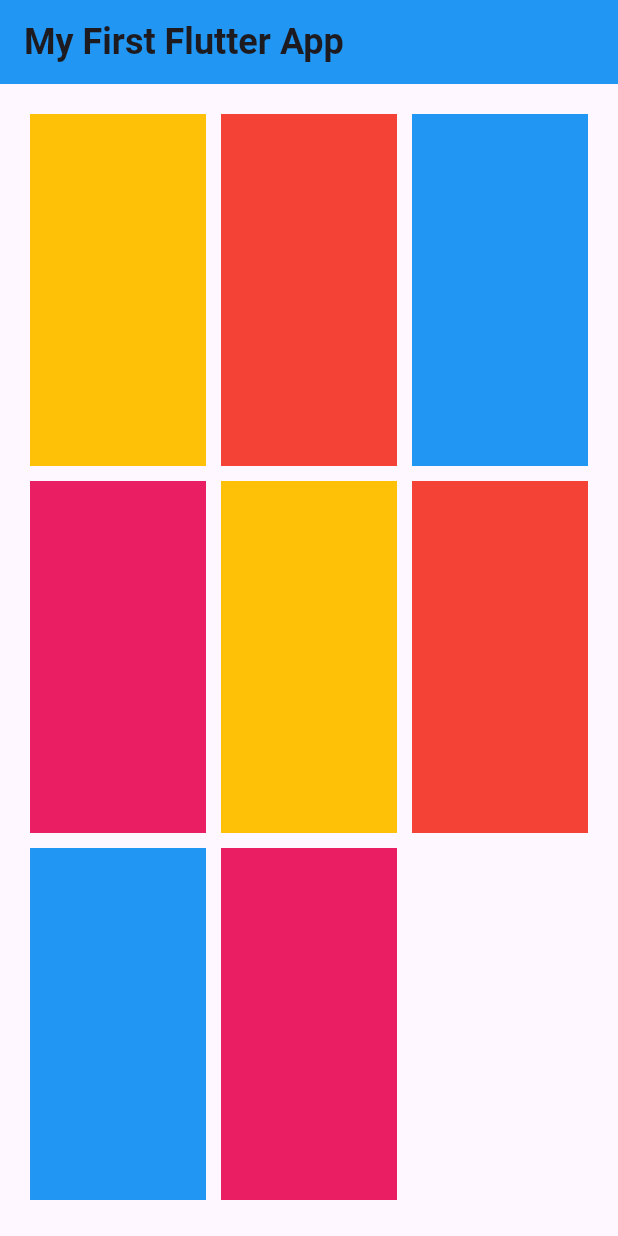
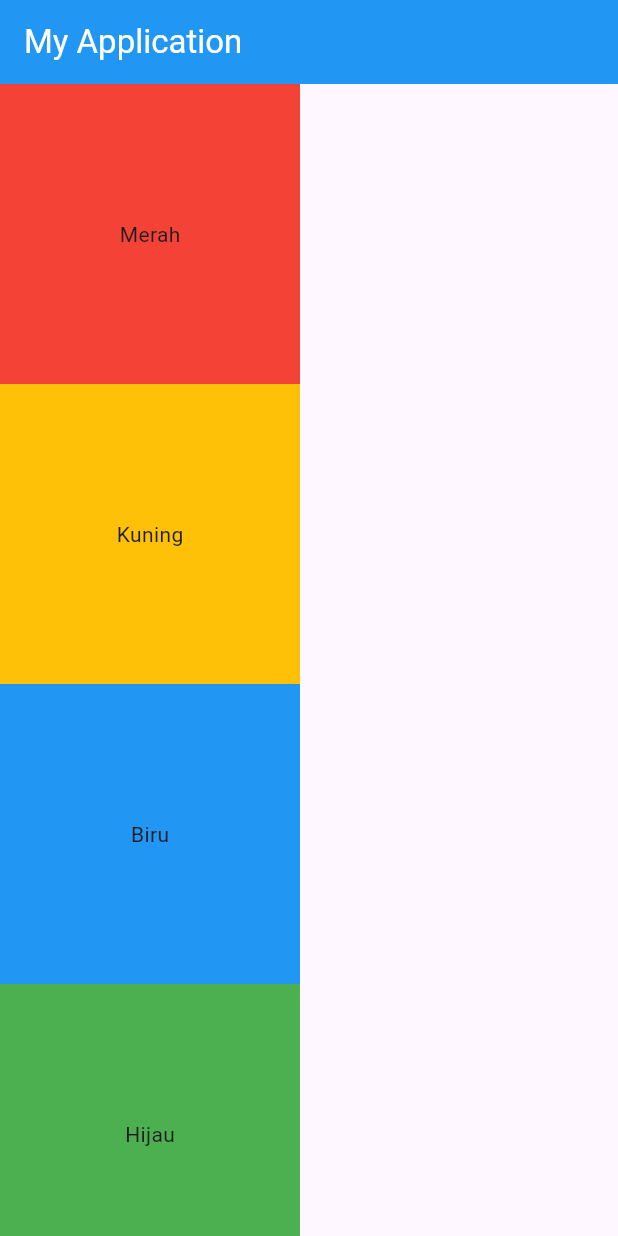
Before and after one commit to danimisme/my_first_flutter, a Flutter app: the screen it shows after launch, on a phone screen of 412 x 824 dp. Run offline on Flutter 3.47's test engine with Material 3 defaults, Android fonts, the phone set to English and light mode, and no system bars.

Commit message:
extract widget and make it reusable

```diff
--- a/lib/main.dart
+++ b/lib/main.dart
@@ -1,7 +1,8 @@
 import "package:flutter/material.dart";
+import "package:my_first_flutter/widgets/kotak_warna.dart";
 
 void main() {
-  runApp(MyApp());
+  runApp(const MyApp());
 }
 
 class MyApp extends StatelessWidget {
@@ -11,56 +12,22 @@ class MyApp extends StatelessWidget {
   Widget build(BuildContext context) {
     return MaterialApp(
       home: Scaffold(
-        appBar: AppBar(
-          title: Text('My First Flutter App' ,
-            style: TextStyle(
-              fontSize: 24,
-              fontWeight: FontWeight.bold,
-            ),
+        appBar: AppBar(title: Text("My Application", style: TextStyle(color: Colors.white)), backgroundColor: Colors.blue),
+        body: SingleChildScrollView(
+          scrollDirection: Axis.vertical,
+          child: Column(
+            children: [
+              KotakWarna(text: "Merah", warna: Colors.red),
+              KotakWarna(text: "Kuning", warna: Colors.amber),
+              KotakWarna(text: "Biru", warna: Colors.blue),
+              KotakWarna(text: "Hijau", warna: Colors.green),
+              KotakWarna(text: "Ungu", warna: Colors.purple),
+              KotakWarna(text: "Coklat", warna: Colors.brown),
+              KotakWarna(text: "Hitam", warna: Colors.black),
+              KotakWarna(text: "Putih", warna: Colors.white),
+            ]
           ),
-          backgroundColor: Colors.blue,
         ),
-        body: GridView(
-          padding: EdgeInsets.only(
-            top: 20,
-            left: 20,
-            right: 20,
-            bottom: 20,
-          ),
-          gridDelegate: SliverGridDelegateWithFixedCrossAxisCount(
-            crossAxisCount: 3,
-            crossAxisSpacing: 10,
-            mainAxisSpacing: 10,
-            childAspectRatio: 1/2,
-          ),
-          children: [
-            Container(
-              color: Colors.amber,
-            ),
-            Container(
-              color: Colors.red,
-            ),
-            Container(
-              color: Colors.blue,
-            ),
-            Container(
-              color: Colors.pink,
-            ),
-            Container(
-              color: Colors.amber,
-            ),
-            Container(
-              color: Colors.red,
-            ),
-            Container(
-              color: Colors.blue,
-            ),
-            Container(
-              color: Colors.pink,
-            ),
-
-          ]
-        )
       )
     );
   }
--- /dev/null
+++ b/lib/widgets/kotak_warna.dart
@@ -0,0 +1,23 @@
+import "package:flutter/material.dart";
+
+// Extract widget
+class KotakWarna extends StatelessWidget {
+  const KotakWarna({
+    super.key,
+    required this.text,
+    required this.warna
+  });
+
+  final String text;
+  final Color warna;
+
+  @override
+  Widget build(BuildContext context) {
+    return Container(
+      width: 200,
+      height: 200,
+      color: warna,
+      child: Center(child: Text(text)),
+    );
+  }
+}
```
